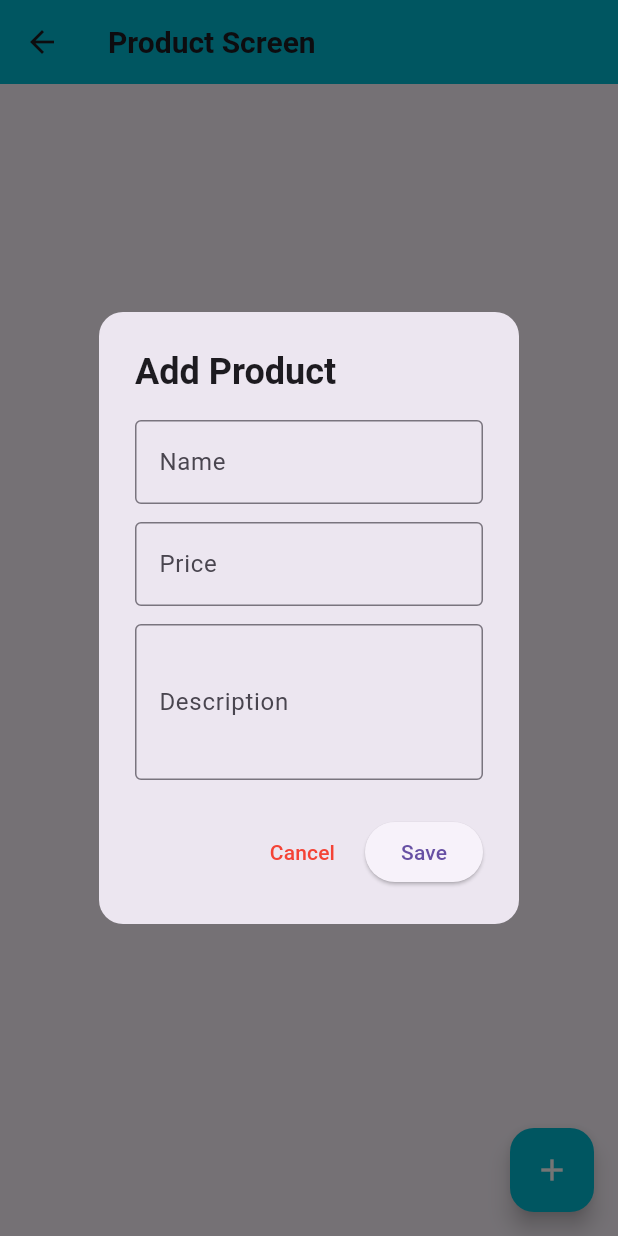
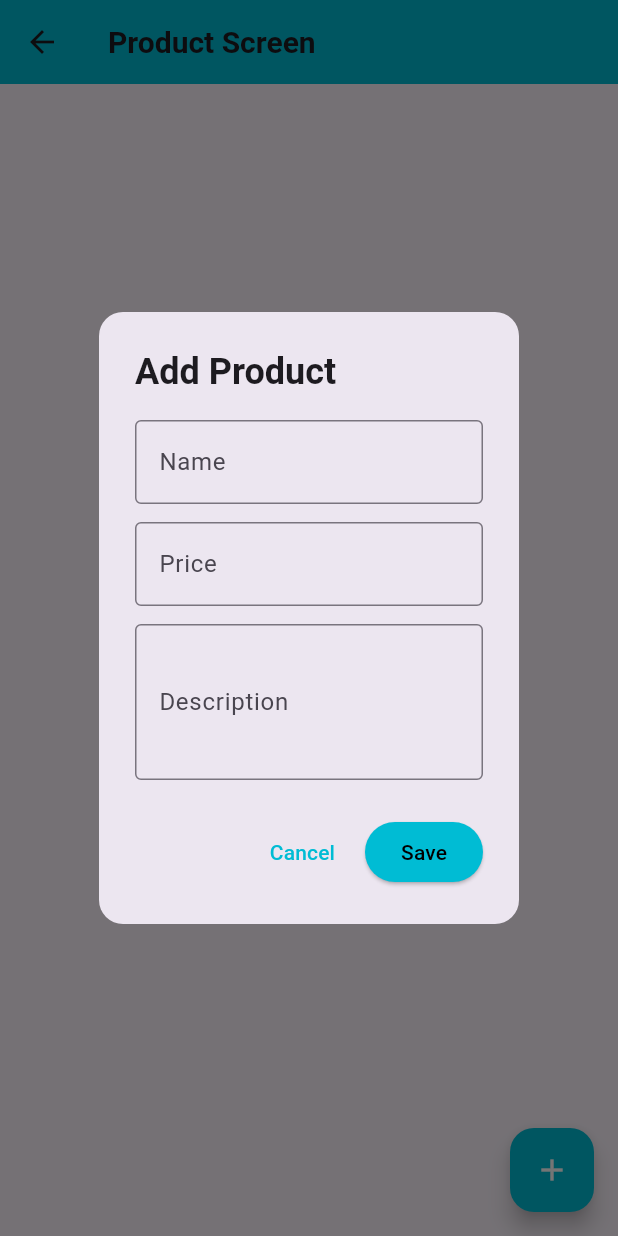
Before and after one commit to irshath11/Api_and_Crud, a Flutter app: the ProductScreen screen opened directly, after a tap on the "add" icon, on a phone screen of 412 x 824 dp. Run offline on Flutter 3.47's test engine with Material 3 defaults, Android fonts, the phone set to English and light mode, and no system bars; our stand-ins replace sqflite; accounts and stored records are empty.

Commit message:
UI changes

```diff
--- a/lib/screens/product_screen.dart
+++ b/lib/screens/product_screen.dart
@@ -79,13 +79,15 @@ class _ProductScreenState extends State<ProductScreen> {
           ),
           actions: [
             TextButton(
+
               onPressed: () => Navigator.pop(context),
               child: const Text(
                 'Cancel',
-                style: TextStyle(color: Colors.red),
+                style: TextStyle(color: Colors.cyan),
               ),
             ),
             ElevatedButton(
+              style: ElevatedButton.styleFrom(backgroundColor: Colors.cyan),
               onPressed: () async {
                 final name = nameController.text;
                 final price = double.tryParse(priceController.text) ?? 0.0;
@@ -109,7 +111,7 @@ class _ProductScreenState extends State<ProductScreen> {
                 Navigator.pop(context);
                 _loadProducts();
               },
-              child: const Text('Save'),
+              child: const Text('Save', style: TextStyle(color: Colors.black),),
             ),
           ],
         );
```
